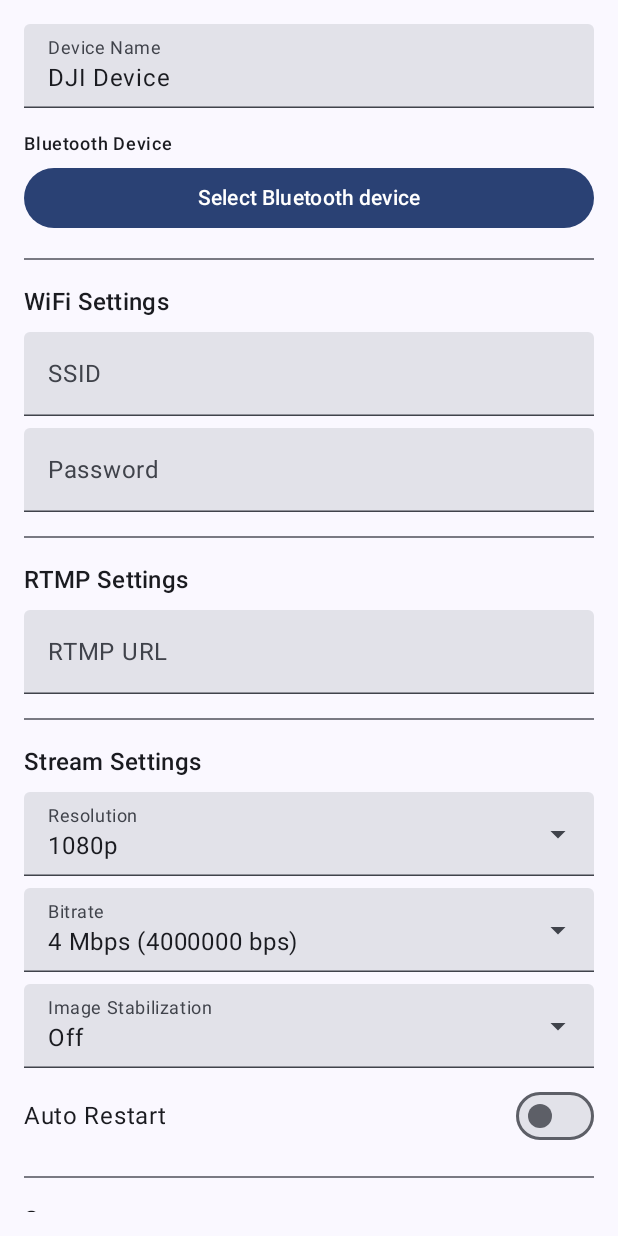
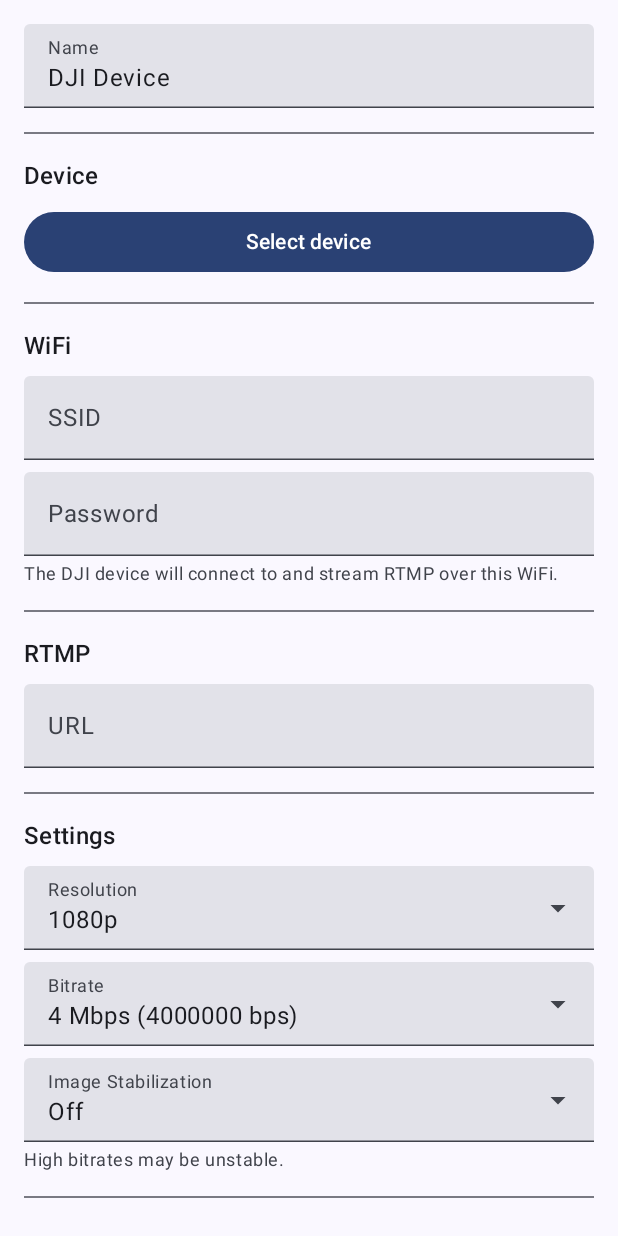
Before and after one commit to dimadesu/dji-remote, an Android app built with Jetpack Compose: the composable DjiDeviceSettingsScreen shown on its own in the app's theme, on a phone screen of 412 x 824 dp. Run offline under Robolectric (Android 15) with nearby library versions, the phone set to English and light mode, and no system bars.

Commit message:
Restructured the DJI device settings screen to match Moblin's layout:
Changes made:

Section names updated to match Moblin:

"Name" (no header, just the field)
"Device" (Bluetooth selection)
"WiFi" (with footer explaining WiFi usage)
"RTMP" (simplified to just URL field)
"Settings" (Resolution, Bitrate, Image Stabilization with footer note)
Auto-restart toggle (no header)
Status display (centered text, no header or card)
Start/Stop button (full width, no header)
Footer text added:

WiFi section: "The DJI device will connect to and stream RTMP over this WiFi."
Settings section: "High bitrates may be unstable."
Simplified status display:

Removed card styling
Shows human-readable state text (e.g., "Not started", "Streaming", "Pairing")
Centered alignment matching Moblin
Button layout simplified:

Removed separate "Save" button (changes save on start)
Single full-width "Start live stream" / "Stop live stream" button
Removed delete button (can be added back if needed)
Label text matched:

"Select device" instead of "Select Bluetooth device"
"URL" instead of "RTMP URL"
"Auto-restart live stream when broken" (full text from Moblin)
"Start live stream" / "Stop live stream" button text

```diff
--- a/app/src/main/java/com/dimadesu/djiremote/ui/dji/DjiDeviceSettingsScreen.kt
+++ b/app/src/main/java/com/dimadesu/djiremote/ui/dji/DjiDeviceSettingsScreen.kt
@@ -55,24 +55,26 @@ fun DjiDeviceSettingsScreen(
             .padding(16.dp)
             .verticalScroll(rememberScrollState())
     ) {
-        // Name
+        // Name section (no header in Moblin)
         TextField(
             value = name,
             onValueChange = { name = it },
-            label = { Text("Device Name") },
+            label = { Text("Name") },
             modifier = Modifier.fillMaxWidth()
         )
 
         Spacer(modifier = Modifier.height(16.dp))
+        Divider()
+        Spacer(modifier = Modifier.height(16.dp))
 
-        // Bluetooth device selection
-        Text("Bluetooth Device", style = MaterialTheme.typography.labelMedium)
-        Spacer(modifier = Modifier.height(4.dp))
+        // Device section
+        Text("Device", style = MaterialTheme.typography.titleMedium)
+        Spacer(modifier = Modifier.height(8.dp))
         Button(
             onClick = onOpenScanner,
             modifier = Modifier.fillMaxWidth()
         ) {
-            Text(device.bluetoothPeripheralName ?: "Select Bluetooth device")
+            Text(device.bluetoothPeripheralName ?: "Select device")
         }
         if (device.bluetoothPeripheralAddress != null) {
             Text(
@@ -86,8 +88,8 @@ fun DjiDeviceSettingsScreen(
         Divider()
         Spacer(modifier = Modifier.height(16.dp))
 
-        // WiFi Settings
-        Text("WiFi Settings", style = MaterialTheme.typography.titleMedium)
+        // WiFi section
+        Text("WiFi", style = MaterialTheme.typography.titleMedium)
         Spacer(modifier = Modifier.height(8.dp))
 
         TextField(
@@ -106,18 +108,25 @@ fun DjiDeviceSettingsScreen(
             modifier = Modifier.fillMaxWidth()
         )
 
+        Spacer(modifier = Modifier.height(4.dp))
+        Text(
+            text = "The DJI device will connect to and stream RTMP over this WiFi.",
+            style = MaterialTheme.typography.bodySmall,
+            color = MaterialTheme.colorScheme.onSurfaceVariant
+        )
+
         Spacer(modifier = Modifier.height(16.dp))
         Divider()
         Spacer(modifier = Modifier.height(16.dp))
 
-        // RTMP Settings
-        Text("RTMP Settings", style = MaterialTheme.typography.titleMedium)
+        // RTMP section
+        Text("RTMP", style = MaterialTheme.typography.titleMedium)
         Spacer(modifier = Modifier.height(8.dp))
 
         TextField(
             value = rtmpUrl,
             onValueChange = { rtmpUrl = it },
-            label = { Text("RTMP URL") },
+            label = { Text("URL") },
             placeholder = { Text("rtmp://server/live/stream") },
             modifier = Modifier.fillMaxWidth()
         )
@@ -126,8 +135,8 @@ fun DjiDeviceSettingsScreen(
         Divider()
         Spacer(modifier = Modifier.height(16.dp))
 
-        // Stream Settings
-        Text("Stream Settings", style = MaterialTheme.typography.titleMedium)
+        // Settings section
+        Text("Settings", style = MaterialTheme.typography.titleMedium)
         Spacer(modifier = Modifier.height(8.dp))
 
         // Resolution dropdown
@@ -221,13 +230,23 @@ fun DjiDeviceSettingsScreen(
             }
         }
 
-        Spacer(modifier = Modifier.height(8.dp))
+        Spacer(modifier = Modifier.height(4.dp))
+        Text(
+            text = "High bitrates may be unstable.",
+            style = MaterialTheme.typography.bodySmall,
+            color = MaterialTheme.colorScheme.onSurfaceVariant
+        )
 
+        Spacer(modifier = Modifier.height(16.dp))
+        Divider()
+        Spacer(modifier = Modifier.height(16.dp))
+
+        // Auto-restart section (no header, just toggle)
         Row(
             verticalAlignment = androidx.compose.ui.Alignment.CenterVertically,
             modifier = Modifier.fillMaxWidth()
         ) {
-            Text("Auto Restart", modifier = Modifier.weight(1f))
+            Text("Auto-restart live stream when broken", modifier = Modifier.weight(1f))
             Switch(checked = autoRestart, onCheckedChange = { autoRestart = it })
         }
 
@@ -235,56 +254,32 @@ fun DjiDeviceSettingsScreen(
         Divider()
         Spacer(modifier = Modifier.height(16.dp))
 
-        // Status
-        Text("Status", style = MaterialTheme.typography.titleMedium)
-        Spacer(modifier = Modifier.height(8.dp))
-
-        Card(
+        // Status section (no header in Moblin, just centered text)
+        Box(
             modifier = Modifier.fillMaxWidth(),
-            colors = CardDefaults.cardColors(
-                containerColor = MaterialTheme.colorScheme.surfaceVariant
-            )
+            contentAlignment = androidx.compose.ui.Alignment.Center
         ) {
-            Column(modifier = Modifier.padding(12.dp)) {
             Text(
-                    text = "State: ${device.state.name}",
+                text = when (device.state) {
+                    com.dimadesu.djiremote.dji.SettingsDjiDeviceState.IDLE -> "Not started"
+                    com.dimadesu.djiremote.dji.SettingsDjiDeviceState.DISCOVERING -> "Discovering"
+                    com.dimadesu.djiremote.dji.SettingsDjiDeviceState.CONNECTING -> "Connecting"
+                    com.dimadesu.djiremote.dji.SettingsDjiDeviceState.PAIRING -> "Pairing"
+                    com.dimadesu.djiremote.dji.SettingsDjiDeviceState.PREPARING_STREAM -> "Preparing to stream"
+                    com.dimadesu.djiremote.dji.SettingsDjiDeviceState.STARTING_STREAM -> "Starting stream"
+                    com.dimadesu.djiremote.dji.SettingsDjiDeviceState.STREAMING -> "Streaming"
+                    com.dimadesu.djiremote.dji.SettingsDjiDeviceState.WIFI_SETUP_FAILED -> "WiFi setup failed"
+                    else -> "Unknown"
+                },
                 style = MaterialTheme.typography.bodyMedium
             )
-                if (device.bluetoothPeripheralName != null) {
-                    Text(
-                        text = "Device: ${device.bluetoothPeripheralName}",
-                        style = MaterialTheme.typography.bodySmall
-                    )
-                }
-            }
         }
 
         Spacer(modifier = Modifier.height(16.dp))
+        Divider()
+        Spacer(modifier = Modifier.height(16.dp))
 
-        // Action Buttons
-        Row(
-            modifier = Modifier.fillMaxWidth(),
-            horizontalArrangement = Arrangement.spacedBy(8.dp)
-        ) {
-            Button(
-                onClick = {
-                    // Save all changes
-                    device.name = name
-                    device.wifiSsid = ssid
-                    device.wifiPassword = password
-                    device.customRtmpUrl = rtmpUrl
-                    device.resolution = resolution
-                    device.bitrate = bitrate
-                    device.imageStabilization = imageStabilization != "Off"
-                    device.autoRestartStream = autoRestart
-                    DjiRepository.updateDevice(device)
-                    onBack()
-                },
-                modifier = Modifier.weight(1f)
-            ) {
-                Text("Save")
-            }
-
+        // Start/Stop button section (no header in Moblin)
         if (!device.isStarted) {
             Button(
                 onClick = {
@@ -301,42 +296,22 @@ fun DjiDeviceSettingsScreen(
 
                     com.dimadesu.djiremote.dji.DjiModel.startStreaming(context, device)
                 },
-                    modifier = Modifier.weight(1f),
-                    colors = ButtonDefaults.buttonColors(
-                        containerColor = MaterialTheme.colorScheme.primary
-                    )
+                modifier = Modifier.fillMaxWidth()
             ) {
-                    Text("Start Stream")
+                Text("Start live stream")
             }
         } else {
             Button(
                 onClick = {
                     com.dimadesu.djiremote.dji.DjiModel.stopStreaming(device)
                 },
-                    modifier = Modifier.weight(1f),
+                modifier = Modifier.fillMaxWidth(),
                 colors = ButtonDefaults.buttonColors(
-                        containerColor = MaterialTheme.colorScheme.error
+                    containerColor = MaterialTheme.colorScheme.primary
                 )
             ) {
-                    Text("Stop Stream")
+                Text("Stop live stream")
             }
         }
     }
-
-        Spacer(modifier = Modifier.height(8.dp))
-
-        // Delete button
-        OutlinedButton(
-            onClick = {
-                DjiRepository.removeDevice(device.id)
-                onBack()
-            },
-            modifier = Modifier.fillMaxWidth(),
-            colors = ButtonDefaults.outlinedButtonColors(
-                contentColor = MaterialTheme.colorScheme.error
-            )
-        ) {
-            Text("Delete Device")
 }
-    }
-}
```
Lines whose indentation alone changed are shown as unchanged.
